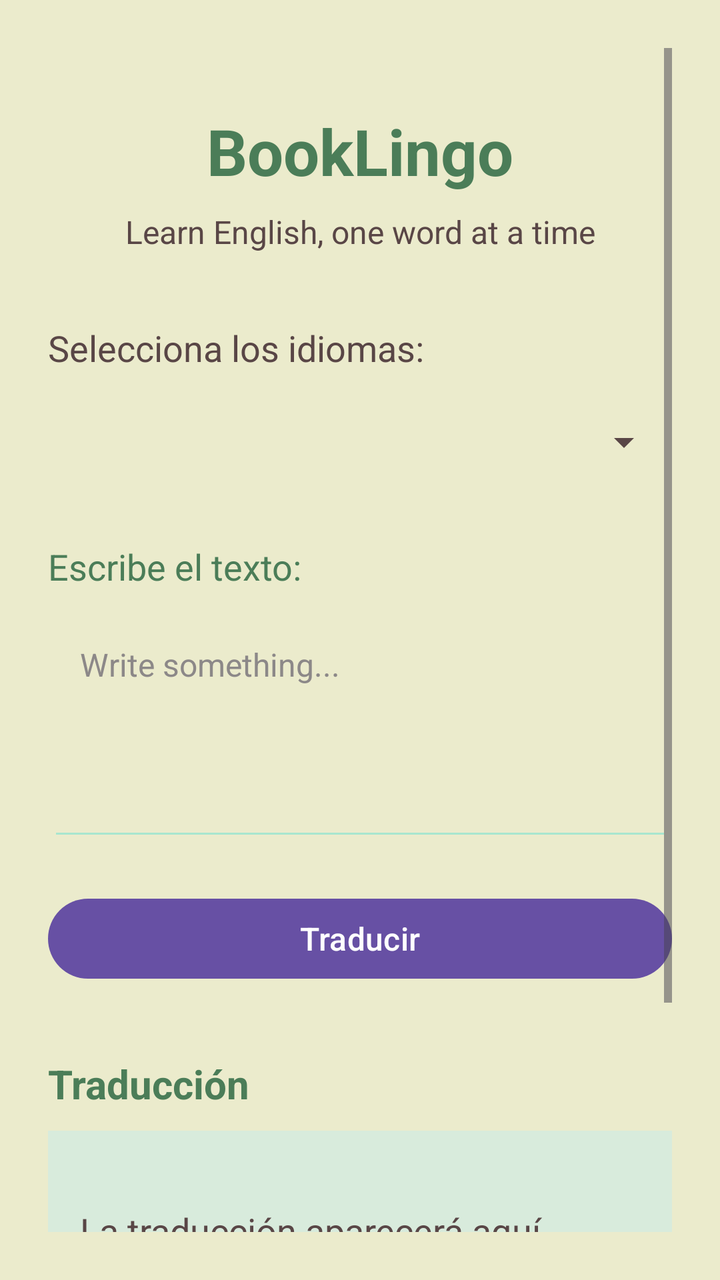
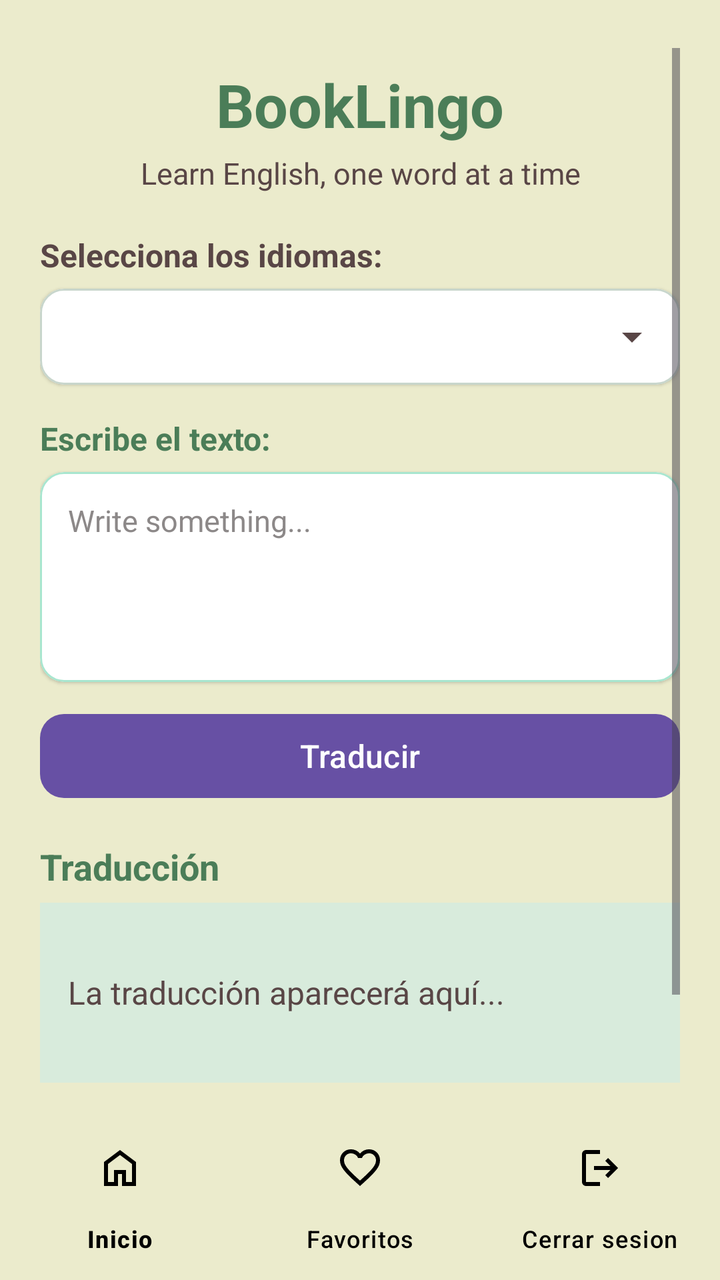

The first picture is an Android layout as it rendered before a commit; the second is the same layout after the commit. The layout source and the unified diff follow.
<!-- AndroidManifest.xml: application theme Theme.InicioSesion -->
<!-- res/layout/activity_principal.xml -->
<?xml version="1.0" encoding="utf-8"?>
<androidx.constraintlayout.widget.ConstraintLayout
    xmlns:android="http://schemas.android.com/apk/res/android"
    xmlns:app="http://schemas.android.com/apk/res-auto"
    xmlns:tools="http://schemas.android.com/tools"
    android:id="@+id/main"
    android:layout_width="match_parent"
    android:layout_height="match_parent"
    android:background="#EBEBCC"
    android:padding="24dp"
    tools:context=".PrincipalActivity">

    <ScrollView
        android:layout_width="0dp"
        android:layout_height="0dp"
        android:fillViewport="true"
        app:layout_constraintTop_toTopOf="parent"
        app:layout_constraintBottom_toBottomOf="parent"
        app:layout_constraintStart_toStartOf="parent"
        app:layout_constraintEnd_toEndOf="parent">

        <LinearLayout
            android:layout_width="match_parent"
            android:layout_height="wrap_content"
            android:orientation="vertical"
            android:gravity="center_horizontal">

            <TextView
                android:layout_width="match_parent"
                android:layout_height="wrap_content"
                android:text="BookLingo"
                android:textColor="#4B7D58"
                android:textSize="32sp"
                android:textStyle="bold"
                android:gravity="center"
                android:layout_marginTop="30dp"
                android:layout_marginBottom="8dp" />

            <TextView
                android:layout_width="match_parent"
                android:layout_height="wrap_content"
                android:text="Learn English, one word at a time"
                android:textColor="#594646"
                android:textSize="16sp"
                android:gravity="center"
                android:layout_marginBottom="35dp" />

            <TextView
                android:layout_width="match_parent"
                android:layout_height="wrap_content"
                android:text="Selecciona los idiomas:"
                android:textColor="#594646"
                android:textSize="18sp"
                android:layout_marginBottom="10dp" />
            
            <Spinner
                android:id="@+id/spIdiomas"
                android:layout_width="match_parent"
                android:layout_height="50dp"
                android:backgroundTint="#594646"
                android:layout_marginBottom="25dp" />

            <TextView
                android:layout_width="match_parent"
                android:layout_height="wrap_content"
                android:text="Escribe el texto:"
                android:textColor="#4B7D58"
                android:textSize="18sp"
                android:layout_marginBottom="10dp" />

            <EditText
                android:id="@+id/etTexto"
                android:layout_width="match_parent"
                android:layout_height="wrap_content"
                android:hint="Write something..."
                android:inputType="textCapSentences|textMultiLine"
                android:minHeight="120dp"
                android:gravity="top|start"
                android:padding="16dp"
                android:backgroundTint="#A8E6CF"
                android:textColor="#000000"
                android:textColorHint="#8C8888"
                android:textSize="16sp" />

            <Button
                android:id="@+id/btnTraducir"
                android:layout_width="match_parent"
                android:layout_height="wrap_content"
                android:layout_marginTop="20dp"
                android:text="Traducir"
                android:textAllCaps="false"
                android:textSize="16sp" />

            <TextView
                android:layout_width="match_parent"
                android:layout_height="wrap_content"
                android:text="Traducción"
                android:textColor="#4B7D58"
                android:textSize="20sp"
                android:textStyle="bold"
                android:layout_marginTop="35dp"
                android:layout_marginBottom="10dp" />

            <TextView
                android:id="@+id/tvResultado"
                android:layout_width="match_parent"
                android:layout_height="wrap_content"
                android:minHeight="100dp"
                android:padding="16dp"
                android:background="#D8EBDC"
                android:text="La traducción aparecerá aquí..."
                android:textColor="#594646"
                android:textSize="18sp"
                android:gravity="center_vertical" />

            <Button
                android:id="@+id/btnIrGuardar"
                android:layout_width="match_parent"
                android:layout_height="wrap_content"
                android:layout_marginTop="25dp"
                android:layout_marginBottom="20dp"
                android:text="Continuar"
                android:textAllCaps="false"
                android:textSize="16sp" />


        </LinearLayout>

    </ScrollView>

</androidx.constraintlayout.widget.ConstraintLayout>
<!-- resources referenced by this layout -->
<resources>
  <style name="Theme.InicioSesion" parent="Base.Theme.InicioSesion" />
  <style name="Base.Theme.InicioSesion" parent="Theme.Material3.DayNight.NoActionBar">
          
          
      </style>
</resources>

<!-- the commit's change to res/layout/activity_principal.xml (unified diff, before → after) -->
@@ -7,15 +7,19 @@
     android:layout_width="match_parent"
     android:layout_height="match_parent"
     android:background="#EBEBCC"
-    android:padding="24dp"
     tools:context=".PrincipalActivity">
 
     <ScrollView
+        android:id="@+id/scrollPrincipal"
         android:layout_width="0dp"
         android:layout_height="0dp"
+        android:clipToPadding="false"
         android:fillViewport="true"
+        android:paddingHorizontal="20dp"
+        android:paddingTop="24dp"
+        android:paddingBottom="16dp"
         app:layout_constraintTop_toTopOf="parent"
-        app:layout_constraintBottom_toBottomOf="parent"
+        app:layout_constraintBottom_toTopOf="@id/bottomNavigation"
         app:layout_constraintStart_toStartOf="parent"
         app:layout_constraintEnd_toEndOf="parent">
 
@@ -25,107 +29,148 @@
             android:orientation="vertical"
             android:gravity="center_horizontal">
 
+            
             <TextView
                 android:layout_width="match_parent"
                 android:layout_height="wrap_content"
                 android:text="BookLingo"
                 android:textColor="#4B7D58"
-                android:textSize="32sp"
+                android:textSize="30sp"
                 android:textStyle="bold"
                 android:gravity="center"
-                android:layout_marginTop="30dp"
-                android:layout_marginBottom="8dp" />
+                android:layout_marginTop="8dp"
+                android:layout_marginBottom="4dp" />
 
             <TextView
                 android:layout_width="match_parent"
                 android:layout_height="wrap_content"
                 android:text="Learn English, one word at a time"
                 android:textColor="#594646"
-                android:textSize="16sp"
+                android:textSize="15sp"
                 android:gravity="center"
-                android:layout_marginBottom="35dp" />
+                android:layout_marginBottom="20dp" />
 
+            
             <TextView
                 android:layout_width="match_parent"
                 android:layout_height="wrap_content"
                 android:text="Selecciona los idiomas:"
                 android:textColor="#594646"
-                android:textSize="18sp"
-                android:layout_marginBottom="10dp" />
+                android:textSize="16sp"
+                android:textStyle="bold"
+                android:layout_marginBottom="6dp" />
+
+            <com.google.android.material.card.MaterialCardView
+                android:layout_width="match_parent"
+                android:layout_height="wrap_content"
+                android:layout_marginBottom="16dp"
+                app:cardBackgroundColor="#FFFFFF"
+                app:cardCornerRadius="12dp"
+                app:cardElevation="1dp"
+                app:strokeColor="#C8D6CC"
+                app:strokeWidth="1dp">
+
+                <Spinner
+                    android:id="@+id/spIdiomas"
+                    android:layout_width="match_parent"
+                    android:layout_height="48dp"
+                    android:paddingHorizontal="12dp"
+                    android:backgroundTint="#594646" />
+            </com.google.android.material.card.MaterialCardView>
+
             
-            <Spinner
-                android:id="@+id/spIdiomas"
-                android:layout_width="match_parent"
-                android:layout_height="50dp"
-                android:backgroundTint="#594646"
-                android:layout_marginBottom="25dp" />
-
             <TextView
                 android:layout_width="match_parent"
                 android:layout_height="wrap_content"
                 android:text="Escribe el texto:"
                 android:textColor="#4B7D58"
-                android:textSize="18sp"
-                android:layout_marginBottom="10dp" />
+                android:textSize="16sp"
+                android:textStyle="bold"
+                android:layout_marginBottom="6dp" />
 
-            <EditText
-                android:id="@+id/etTexto"
+            <com.google.android.material.card.MaterialCardView
                 android:layout_width="match_parent"
                 android:layout_height="wrap_content"
-                android:hint="Write something..."
-                android:inputType="textCapSentences|textMultiLine"
-                android:minHeight="120dp"
-                android:gravity="top|start"
-                android:padding="16dp"
-                android:backgroundTint="#A8E6CF"
-                android:textColor="#000000"
-                android:textColorHint="#8C8888"
-                android:textSize="16sp" />
+                app:cardBackgroundColor="#FFFFFF"
+                app:cardCornerRadius="12dp"
+                app:cardElevation="1dp"
+                app:strokeColor="#A8E6CF"
+                app:strokeWidth="1dp">
+
+                <EditText
+                    android:id="@+id/etTexto"
+                    android:layout_width="match_parent"
+                    android:layout_height="wrap_content"
+                    android:minHeight="105dp"
+                    android:padding="14dp"
+                    android:background="@android:color/transparent"
+                    android:gravity="top|start"
+                    android:hint="Write something..."
+                    android:inputType="textCapSentences|textMultiLine"
+                    android:textColor="#000000"
+                    android:textColorHint="#8C8888"
+                    android:textSize="15sp" />
+            </com.google.android.material.card.MaterialCardView>
 
             <Button
                 android:id="@+id/btnTraducir"
                 android:layout_width="match_parent"
-                android:layout_height="wrap_content"
-                android:layout_marginTop="20dp"
+                android:layout_height="50dp"
+                android:layout_marginTop="12dp"
+                android:layout_marginBottom="18dp"
                 android:text="Traducir"
                 android:textAllCaps="false"
-                android:textSize="16sp" />
+                android:textSize="16sp"
+                app:cornerRadius="12dp" />
 
+            
             <TextView
                 android:layout_width="match_parent"
                 android:layout_height="wrap_content"
                 android:text="Traducción"
                 android:textColor="#4B7D58"
-                android:textSize="20sp"
+                android:textSize="18sp"
                 android:textStyle="bold"
-                android:layout_marginTop="35dp"
-                android:layout_marginBottom="10dp" />
+                android:layout_marginBottom="6dp" />
 
             <TextView
                 android:id="@+id/tvResultado"
                 android:layout_width="match_parent"
                 android:layout_height="wrap_content"
-                android:minHeight="100dp"
-                android:padding="16dp"
+                android:minHeight="90dp"
+                android:padding="14dp"
                 android:background="#D8EBDC"
                 android:text="La traducción aparecerá aquí..."
                 android:textColor="#594646"
-                android:textSize="18sp"
+                android:textSize="16sp"
                 android:gravity="center_vertical" />
 
             <Button
                 android:id="@+id/btnIrGuardar"
                 android:layout_width="match_parent"
-                android:layout_height="wrap_content"
-                android:layout_marginTop="25dp"
-                android:layout_marginBottom="20dp"
+                android:layout_height="50dp"
+                android:layout_marginTop="16dp"
+                android:layout_marginBottom="8dp"
                 android:text="Continuar"
                 android:textAllCaps="false"
-                android:textSize="16sp" />
-
+                android:textSize="16sp"
+                app:cornerRadius="12dp" />
 
         </LinearLayout>
 
     </ScrollView>
 
+    <com.google.android.material.bottomnavigation.BottomNavigationView
+        android:id="@+id/bottomNavigation"
+        android:layout_width="0dp"
+        android:layout_height="wrap_content"
+        android:background="#EBEBCC"
+        app:itemIconTint="@color/black"
+        app:itemTextColor="@color/black"
+        app:labelVisibilityMode="labeled"
+        app:menu="@menu/menu_botton"
+        app:layout_constraintBottom_toBottomOf="parent"
+        app:layout_constraintEnd_toEndOf="parent"
+        app:layout_constraintStart_toStartOf="parent" />
+
 </androidx.constraintlayout.widget.ConstraintLayout>
<!-- resource entries referenced after the edit -->
@@ -1,5 +1,6 @@
 <!-- resources referenced by this layout -->
 <resources>
+  <color name="black">#FF000000</color>
   <style name="Theme.InicioSesion" parent="Base.Theme.InicioSesion" />
   <style name="Base.Theme.InicioSesion" parent="Theme.Material3.DayNight.NoActionBar">
           
